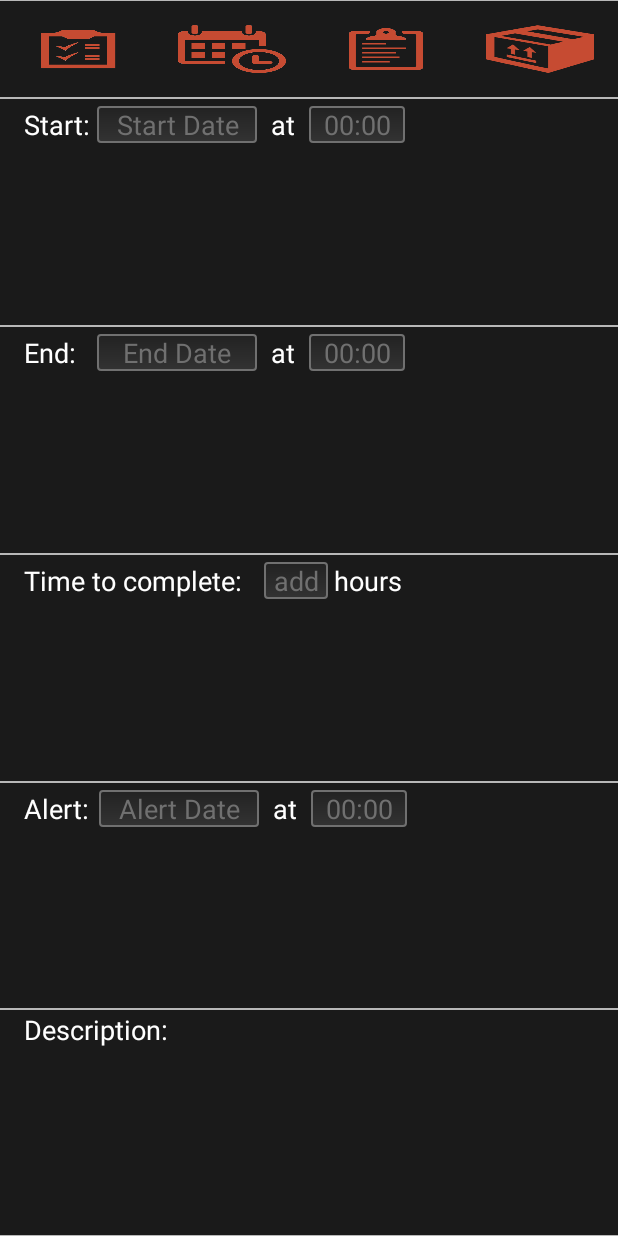
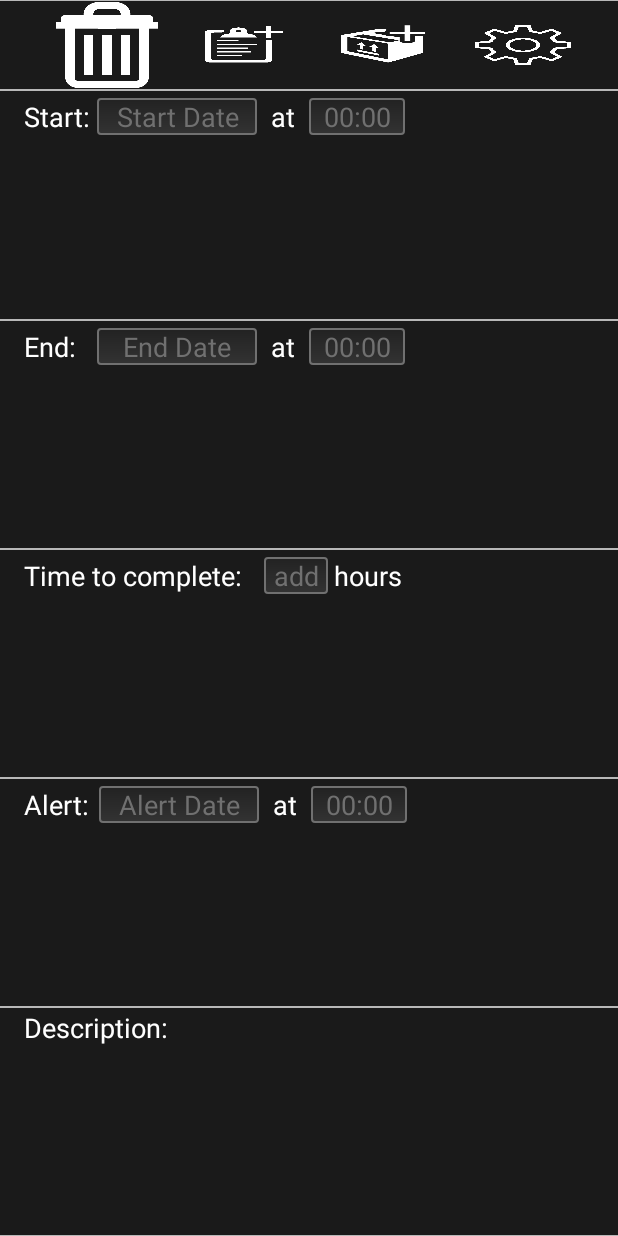
Before and after one commit to MortenOliverOlsen/Plan_Penny, an Android app: the layout child_layout.xml on its own in the app's theme, with its tools: preview values and no code run, on a phone screen of 412 x 824 dp. Run offline under Robolectric (Android 15) with nearby library versions, the phone set to English and light mode, and no system bars; Roboto replaces fonts that are not available here.

Commit message:
Features implemented: Date and time pickers for      Start, End, Alert TTC input dialog Description text inout
Menu pane for task options

Spinners coded - not tested

```diff
--- /dev/null
+++ b/app/src/main/res/drawable/add_category_btn.xml
@@ -0,0 +1,8 @@
+<?xml version="1.0" encoding="utf-8"?>
+<selector xmlns:android="http://schemas.android.com/apk/res/android">
+    <item android:drawable="@drawable/add_category_grey"
+        android:state_pressed="true" />
+    <item android:drawable="@drawable/add_category"
+        android:state_focused="true" />
+    <item android:drawable="@drawable/add_category" />
+</selector>
--- /dev/null
+++ b/app/src/main/res/drawable/add_to_project_btn.xml
@@ -0,0 +1,8 @@
+<?xml version="1.0" encoding="utf-8"?>
+<selector xmlns:android="http://schemas.android.com/apk/res/android">
+    <item android:drawable="@drawable/add_to_project_grey2"
+        android:state_pressed="true" />
+    <item android:drawable="@drawable/add_to_project_grey2"
+        android:state_focused="true" />
+    <item android:drawable="@drawable/add_to_project" />
+</selector>
--- /dev/null
+++ b/app/src/main/res/drawable/task_settings.xml
@@ -0,0 +1,8 @@
+<?xml version="1.0" encoding="utf-8"?>
+<selector xmlns:android="http://schemas.android.com/apk/res/android">
+    <item android:drawable="@drawable/settings_grey"
+        android:state_pressed="true" />
+    <item android:drawable="@drawable/settings_grey"
+        android:state_focused="true" />
+    <item android:drawable="@drawable/settings_white" />
+</selector>
--- a/app/src/main/res/layout/child_layout.xml
+++ b/app/src/main/res/layout/child_layout.xml
@@ -11,45 +11,56 @@
         android:id="@+id/taskMenuBar"
         android:orientation="horizontal"
         android:layout_width="fill_parent"
-        android:layout_height="65dp"
+        android:layout_height="60dp"
         android:background="@drawable/border"
         >
+
+        <FrameLayout
+            android:layout_width="15dp"
+            android:layout_height="fill_parent"></FrameLayout>
+
+        <Button
+            android:layout_weight="1"
+            android:layout_width="fill_parent"
+            android:layout_height="fill_parent"
+            android:background="@drawable/delete_task_button"
+            android:layout_marginLeft="15dp"
+
+            android:focusable="false"
+            android:focusableInTouchMode="false"
+            android:visibility="visible"
+            android:id="@+id/delete_button" />
 
         <Button
             android:layout_weight="1"
             android:layout_width="match_parent"
             android:layout_height="match_parent"
             android:layout_margin="15dp"
-            android:id="@+id/project_button"
+            android:id="@+id/add_to_project_btn"
             android:button="@null"
-            android:background="@drawable/project_button"/>
+            android:background="@drawable/add_to_project_btn"/>
 
         <Button
             android:layout_weight="1"
             android:layout_width="match_parent"
             android:layout_height="match_parent"
             android:layout_margin="15dp"
-            android:id="@+id/calendar_button"
+            android:id="@+id/add_category_btn"
             android:button="@null"
-            android:background="@drawable/calendar_button"/>
+            android:background="@drawable/add_category_btn"/>
 
         <Button
             android:layout_weight="1"
             android:layout_width="match_parent"
             android:layout_height="match_parent"
             android:layout_margin="15dp"
-            android:id="@+id/clipBoard_button"
+            android:id="@+id/task_settings_btn"
             android:button="@null"
-            android:background="@drawable/clipboard_button"/>
+            android:background="@drawable/task_settings"/>
 
-        <Button
-            android:layout_weight="1"
-            android:layout_width="match_parent"
-            android:layout_height="match_parent"
-            android:layout_margin="15dp"
-            android:id="@+id/categories_button"
-            android:button="@null"
-            android:background="@drawable/categories_button"/>
+        <FrameLayout
+            android:layout_width="15dp"
+            android:layout_height="fill_parent"></FrameLayout>
     </LinearLayout>
 
 
```
Also changed, not shown: app/src/main/java/morten/plan_penny/Projects/Project.java (added, +7 -0 lines), app/src/main/java/morten/plan_penny/Tasks/MultipleSelectSpinner.java (added, +120 -0 lines), app/src/main/java/morten/plan_penny/Tasks/StableArrayAdapter.java (+64 -59 lines), app/src/main/java/morten/plan_penny/Tasks/TaskListItem.java (+29 -0 lines), app/src/main/res/layout/parent_layout.xml (renamed from app/src/main/res/layout/list_view_item_expanded.xml, +0 -9 lines), app/src/main/res/drawable-hdpi/add_category.png (added), app/src/main/res/drawable-hdpi/add_category_grey.png (added), app/src/main/res/drawable-hdpi/add_to_project.png (added), app/src/main/res/drawable-hdpi/add_to_project_grey2.png (added), app/src/main/res/drawable-hdpi/settings_grey.png (added), app/src/main/res/drawable-hdpi/settings_white.png (added).
